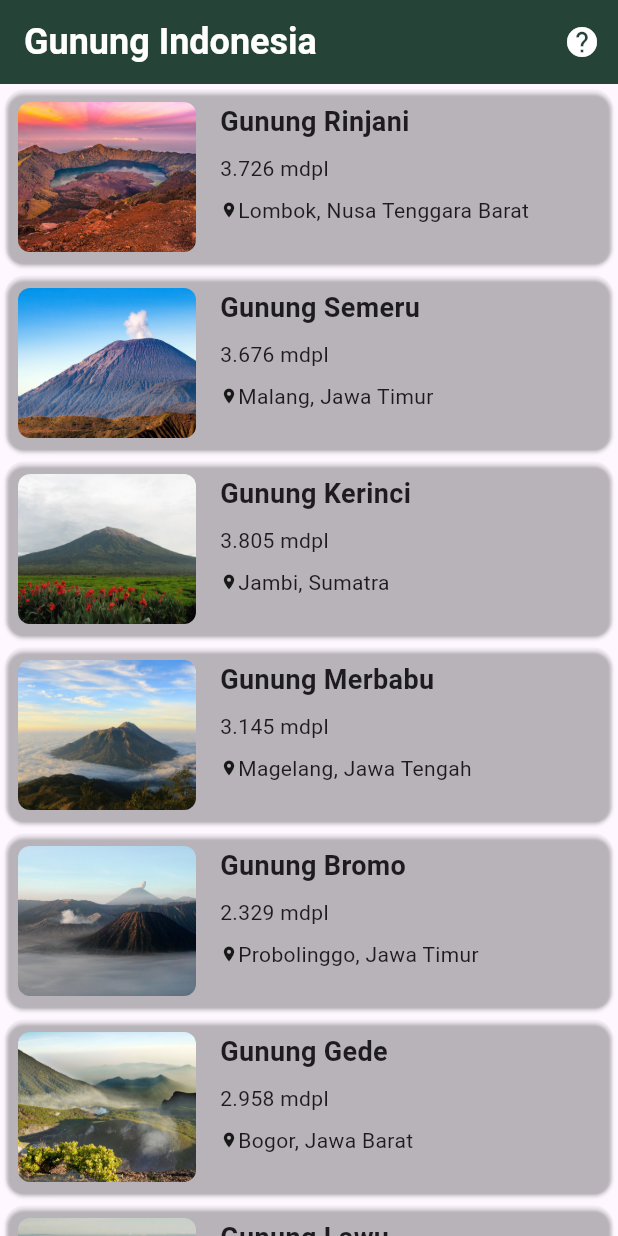
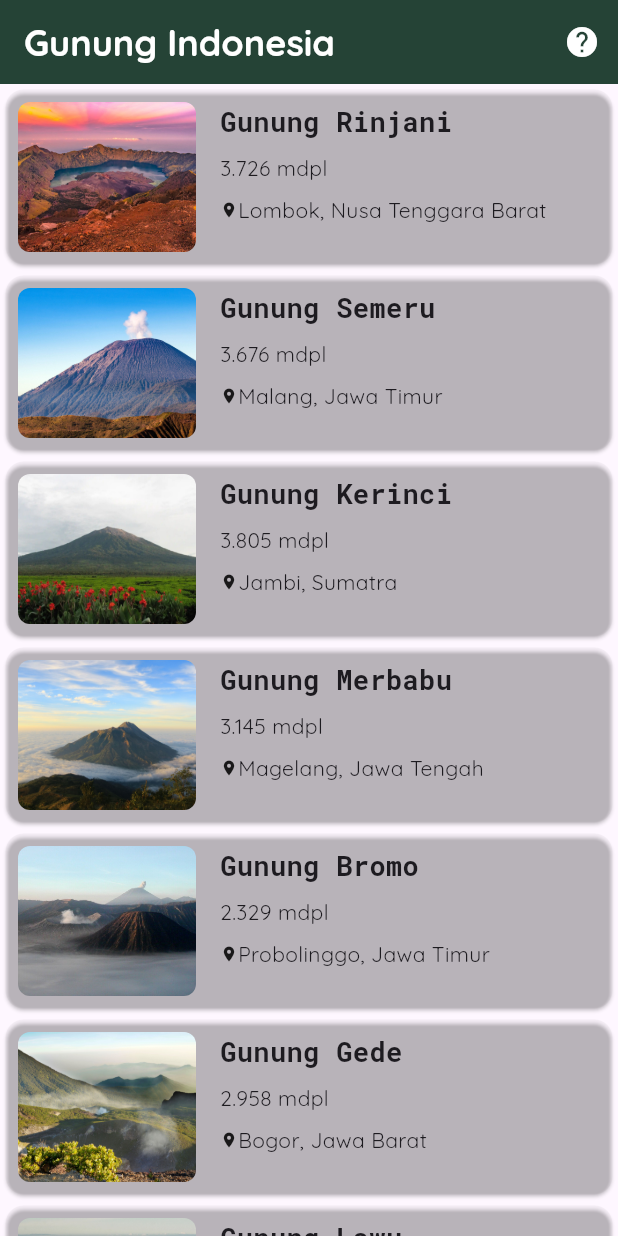
Before and after one commit to fadildillah/submisi-bmafp, a Flutter app: the HomeScreen screen opened directly, on a phone screen of 412 x 824 dp. Run offline on Flutter 3.47's test engine with Material 3 defaults, Android fonts, the light colour scheme and no system bars; our stand-ins replace carousel_slider; network calls fail.

Commit message:
Refactor code and update mountain images

```diff
--- a/lib/home_screen.dart
+++ b/lib/home_screen.dart
@@ -98,6 +98,7 @@ class HomescreenList extends StatelessWidget {
                             style: const TextStyle(
                               fontSize: 18,
                               fontWeight: FontWeight.bold,
+                              fontFamily: 'RobotoMono',
                             ),
                           ),
                           const SizedBox(height: 8),
--- a/lib/main.dart
+++ b/lib/main.dart
@@ -10,10 +10,11 @@ class MainApp extends StatelessWidget {
 
   @override
   Widget build(BuildContext context) {
-    return const MaterialApp(
+    return MaterialApp(
       title: "Gunung Indonesia",
       debugShowCheckedModeBanner: false,
-      home: HomeScreen(),
+      theme: ThemeData(fontFamily: 'Quicksand'),
+      home: const HomeScreen(),
     );
   }
 }
--- a/lib/model/mountain_list.dart
+++ b/lib/model/mountain_list.dart
@@ -27,7 +27,10 @@ var mountainList = [
     status: 'Aktif',
     gambar: 'assets/images/gunung_rinjani.jpeg',
     gambarCarousel: [
-      // url image
+      'https://lh5.googleusercontent.com/proxy/A2RdkoCMsChOYd3bd1m0qCGX_1sAtbZtPUE71_GlHHCSKDMCstFcq5hXvAV_CdBNNt2MP_ZEGJAb-9-tpR5LwsqDGvENdYG6zE4527YNvt7xgtKxjR2L68EVetzIJfQSQ_egXYV3RMw',
+      'https://kwriu.kemdikbud.go.id/wp-content/uploads/2017/04/Rinjani-742x440.jpg',
+      'https://cdn0-production-images-kly.akamaized.net/kUkt-n7oadIqoWsG1wscVk4J_OQ=/800x450/smart/filters:quality(75):strip_icc():format(webp)/kly-media-production/medias/1347333/original/000745400_1474018493-_trekkingrinjani_com_.jpg',
+      'https://jasling.menlhk.go.id/storage/app/media/Artikel/Rinjani_rezise.jpg',
     ],
   ),
   MountainList(
@@ -38,7 +41,9 @@ var mountainList = [
     status: 'Aktif',
     gambar: 'assets/images/gunung_semeru.jpeg',
     gambarCarousel: [
-      // url image
+      'https://kilasjatim.com/wp-content/uploads/2024/08/gunung-semeru-2_43.jpeg',
+      'https://pict.sindonews.net/dyn/850/pena/news/2023/09/05/704/1193581/6-fakta-gunung-semeru-puncak-tertinggi-di-jawa-yang-jadi-tempat-kematian-soe-hok-gie-qzw.jpg',
+      'https://www.rukita.co/stories/wp-content/uploads/2022/12/fajruddin-mudzakkir-5tAGrREDQbs-unsplash-scaled.jpg',
     ],
   ),
   MountainList(
@@ -49,7 +54,9 @@ var mountainList = [
     status: 'Aktif',
     gambar: 'assets/images/gunung_kerinci.jpeg',
     gambarCarousel: [
-      // url image
+      'https://image.popmama.com/content-images/post/20210827/2jpg-33865b703c8b3044721bd03e6c716b17.jpg?width=1200&height=800',
+      'https://upload.wikimedia.org/wikipedia/commons/thumb/6/6b/Gunung_Kerinci_dari_Muaralabuh.jpg/220px-Gunung_Kerinci_dari_Muaralabuh.jpg',
+      'https://superlive.id/storage/superadventure/2020/10/18/23593a121c3f.jpg',
     ],
   ),
   MountainList(
@@ -60,7 +67,9 @@ var mountainList = [
     status: 'Tidak Aktif',
     gambar: 'assets/images/gunung_merbabu.jpeg',
     gambarCarousel: [
-      // url image
+      'https://ik.imagekit.io/tvlk/blog/2021/02/Merbabu-shutterstock_1261521160.jpg?tr=dpr-2,w-675',
+      'https://asset-a.grid.id/crop/0x0:0x0/360x240/photo/2023/09/03/taman-nasionaljpg-20230903030356.jpg',
+      'https://cdn0-production-images-kly.akamaized.net/worPdc28pW5_6jd8pKHmLUgktOk=/0x164:1920x1246/800x450/filters:quality(75):strip_icc():format(webp)/kly-media-production/medias/3429723/original/033954800_1618478748-merapi-2614344_1920.jpg',
     ],
   ),
   MountainList(
@@ -71,7 +80,9 @@ var mountainList = [
     status: 'Aktif',
     gambar: 'assets/images/gunung_bromo.jpeg',
     gambarCarousel: [
-      // url image
+      'https://www.wartakini.co/wp-content/uploads/2023/09/img_1516.jpg',
+      'https://torch.id/cdn/shop/articles/Artikel_167_-_Preview.webp?v=1713337145&width=1100',
+      'https://cdn.medcom.id/dynamic/content/2023/08/28/1607253/EWnBdc3ezD.JPG?w=700',
     ],
   ),
   MountainList(
@@ -82,7 +93,9 @@ var mountainList = [
     status: 'Tidak Aktif',
     gambar: 'assets/images/gunung_gede.jpeg',
     gambarCarousel: [
-      // url image
+      'https://img.inews.co.id/media/1200/files/inews_new/2023/05/05/fakta_gunung_gede_pangrango.jpg',
+      'https://jurnalpost.com/wp-content/uploads/2024/03/Gunung-Gede.webp',
+      'https://getlost.id/wp-content/uploads/2020/10/gede-pangrango_633111986.jpg',
     ],
   ),
   MountainList(
@@ -93,7 +106,9 @@ var mountainList = [
     status: 'Tidak Aktif',
     gambar: 'assets/images/gunung_lawu.jpeg',
     gambarCarousel: [
-      // url image
+      'https://upload.wikimedia.org/wikipedia/commons/b/b8/Lawu.jpg',
+      'https://asset.kompas.com/crops/rHLpT-ZBsHwk45EDCEVaar2INOU=/69x85:693x501/750x500/data/photo/2019/06/21/3507694318.jpg',
+      'https://asset-a.grid.id/crop/0x0:0x0/x/photo/2023/03/05/gunung-lawujpeg-20230305094452.jpeg',
     ],
   ),
   MountainList(
@@ -104,7 +119,9 @@ var mountainList = [
     status: 'Tidak Aktif',
     gambar: 'assets/images/gunung_sumbing.jpeg',
     gambarCarousel: [
-      // url image
+      'https://ik.imagekit.io/goodid/gnfi/uploads/articles/large-gunung-sumbing-8c5f744ebd837229e43e2e34f896a1b6.jpg',
+      'https://www.beritamagelang.id/uploads/2020/06/5ee04b6d2b91d_1591757677.jpg',
+      'https://i0.wp.com/eltranstravel.com/wp-content/uploads/2023/01/gunung-sumbing.jpg'
     ],
   ),
   MountainList(
@@ -115,7 +132,9 @@ var mountainList = [
     status: 'Aktif',
     gambar: 'assets/images/gunung_slamet.jpeg',
     gambarCarousel: [
-      // url image
+      'https://upload.wikimedia.org/wikipedia/commons/thumb/2/2c/Mount_Slamet.jpg/640px-Mount_Slamet.jpg',
+      'https://eventdaerah.kemenparekraf.go.id/storage/app/uploads/public/669/0cd/153/6690cd153a162349133709.jpg',
+      'https://encrypted-tbn0.gstatic.com/images?q=tbn:ANd9GcQqyKJat1Uq68rI5EqIcUgsqCEPsz3pZmH0OA&s',
     ],
   ),
   MountainList(
@@ -126,7 +145,9 @@ var mountainList = [
     status: 'Tidak Aktif',
     gambar: 'assets/images/gunung_ciremai.jpeg',
     gambarCarousel: [
-      // url image
+      'https://upload.wikimedia.org/wikipedia/commons/e/eb/Gunung_Ciremai_sfw2503.jpg',
+      'https://kuninganmass.com/wp-content/uploads/2023/08/WhatsApp-Image-2023-08-07-at-14.07.08.jpg',
+      'https://asset.kompas.com/crops/jKNb5ssyILxeEMGHqX16X3y9Fmg=/0x12:944x642/750x500/data/photo/2023/01/23/63ce5b9b26599.jpg',
     ],
   ),
   MountainList(
@@ -137,7 +158,9 @@ var mountainList = [
     status: 'Tidak Aktif',
     gambar: 'assets/images/gunung_argopuro.jpeg',
     gambarCarousel: [
-      // url image
+      'https://static.promediateknologi.id/crop/0x0:0x0/0x0/webp/photo/p2/01/2023/07/17/Gunung-Argopuro-2421901847.jpg',
+      'https://static.promediateknologi.id/crop/0x0:0x0/750x500/webp/photo/p1/741/2024/02/24/nafa-1-3720593056.jpg',
+      'https://cdn0-production-images-kly.akamaized.net/MHyk8EAQNXN4rT8na-H7b18N6Z4=/1200x1200/smart/filters:quality(75):strip_icc():format(webp)/kly-media-production/medias/4660964/original/024680400_1700777300-Gunung_Argopuro.jpg',
     ],
   ),
 ];
```
Also changed, not shown: lib/mount_detail_screen.dart (+176 -5 lines).
